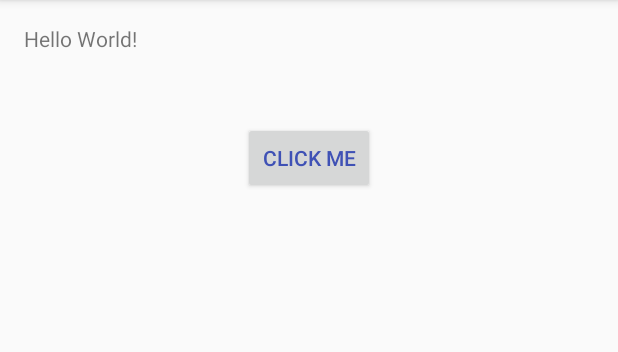
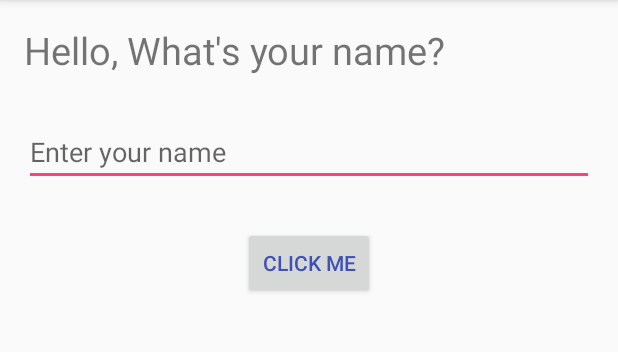
Before and after one commit to tando89/AndroidLearning, an Android app: the screen it shows after launch (MainActivity), after a tap on "CLICK ME", on a phone screen of 412 x 824 dp, the part 84-436 px from its top. Run offline under Robolectric (Android 15) with nearby library versions, the phone set to English and light mode, and no system bars.

Commit message:
add a function that when the user enter the data in the text field, then click the button, the data will display on screen

```diff
--- a/Button/app/src/main/java/com/tando/button/MainActivity.java
+++ b/Button/app/src/main/java/com/tando/button/MainActivity.java
@@ -4,10 +4,15 @@ import android.support.v7.app.AppCompatActivity;
 import android.os.Bundle;
 import android.util.Log;
 import android.view.View;
+import android.widget.EditText;
+import android.widget.Toast;
 
 public class MainActivity extends AppCompatActivity {
     public void buttonFunc (View newView) {
-        Log.i("Info", "Button clicked");
+
+        EditText textField = (EditText) findViewById(R.id.textField);
+        Toast.makeText(MainActivity.this, "Hello" + " " + textField.getText().toString(), Toast.LENGTH_SHORT).show();
+
     }
     @Override
     protected void onCreate(Bundle savedInstanceState) {
--- a/Button/app/src/main/res/layout/activity_main.xml
+++ b/Button/app/src/main/res/layout/activity_main.xml
@@ -10,19 +10,35 @@
     android:paddingTop="@dimen/activity_vertical_margin"
     tools:context="com.tando.button.MainActivity">
 
-    <TextView
-        android:layout_width="wrap_content"
-        android:layout_height="wrap_content"
-        android:text="Hello World!" />
-
     <Button
         android:text="Click Me"
         android:layout_width="wrap_content"
         android:layout_height="wrap_content"
+        android:layout_marginTop="135dp"
+        android:id="@+id/button"
+        android:onClick="buttonFunc"
+        android:textColor="?android:attr/colorEdgeEffect"
+        android:layout_alignParentTop="true"
+        android:layout_centerHorizontal="true" />
+
+    <TextView
+        android:text="Hello, What's your name?"
+        android:layout_width="match_parent"
+        android:layout_height="wrap_content"
+        android:layout_alignParentTop="true"
+        android:layout_centerHorizontal="true"
+        android:id="@+id/textView"
+        android:textSize="25sp" />
+
+    <EditText
+        android:layout_width="match_parent"
+        android:layout_height="wrap_content"
+        android:inputType="textPersonName"
+        android:ems="10"
         android:layout_below="@+id/textView"
         android:layout_centerHorizontal="true"
-        android:layout_marginTop="65dp"
-        android:id="@+id/button"
-        android:onClick="buttonFunc"
-        android:textColor="?android:attr/colorEdgeEffect" />
+        android:layout_marginTop="28dp"
+        android:id="@+id/textField"
+        android:hint="Enter your name" />
+
 </RelativeLayout>
```
